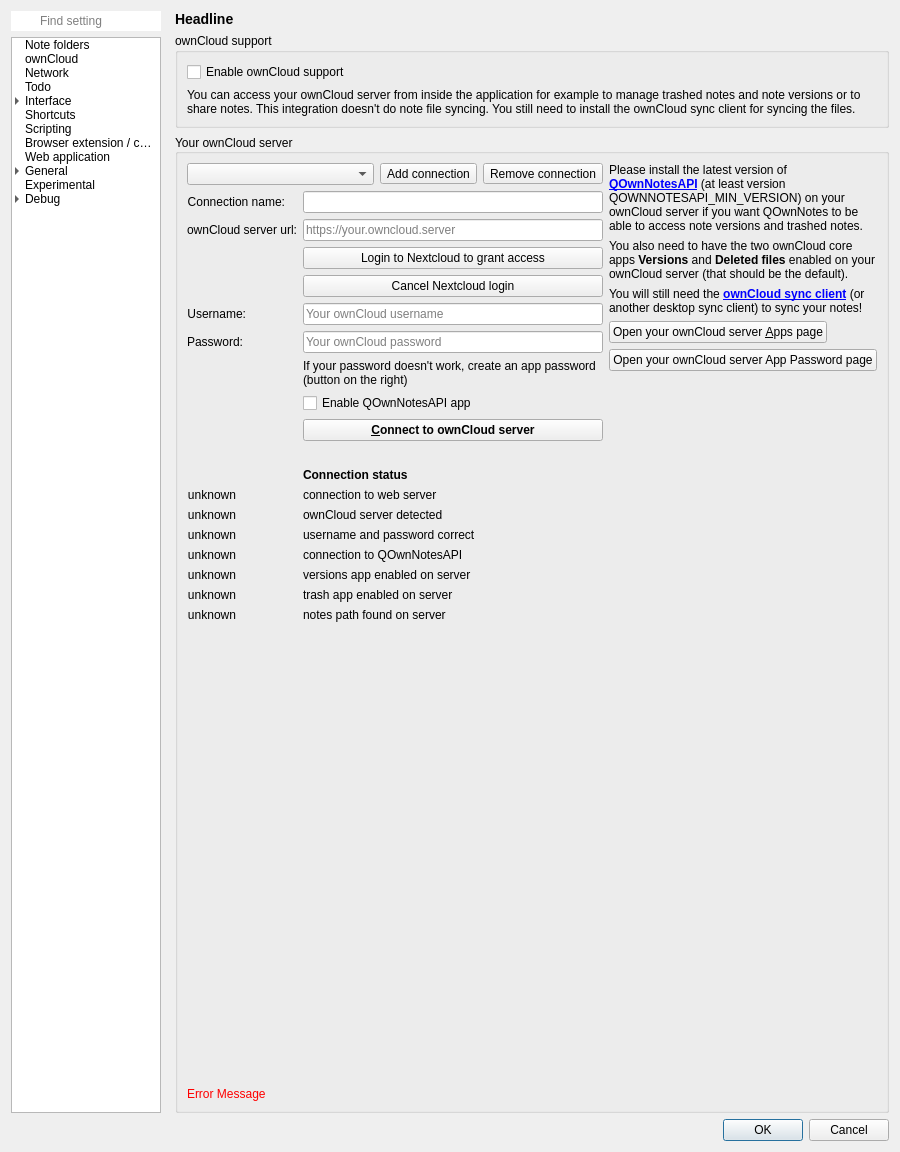
Above: src/dialogs/settingsdialog.ui from pbek/QOwnNotes before the change. Below: the same form after it.
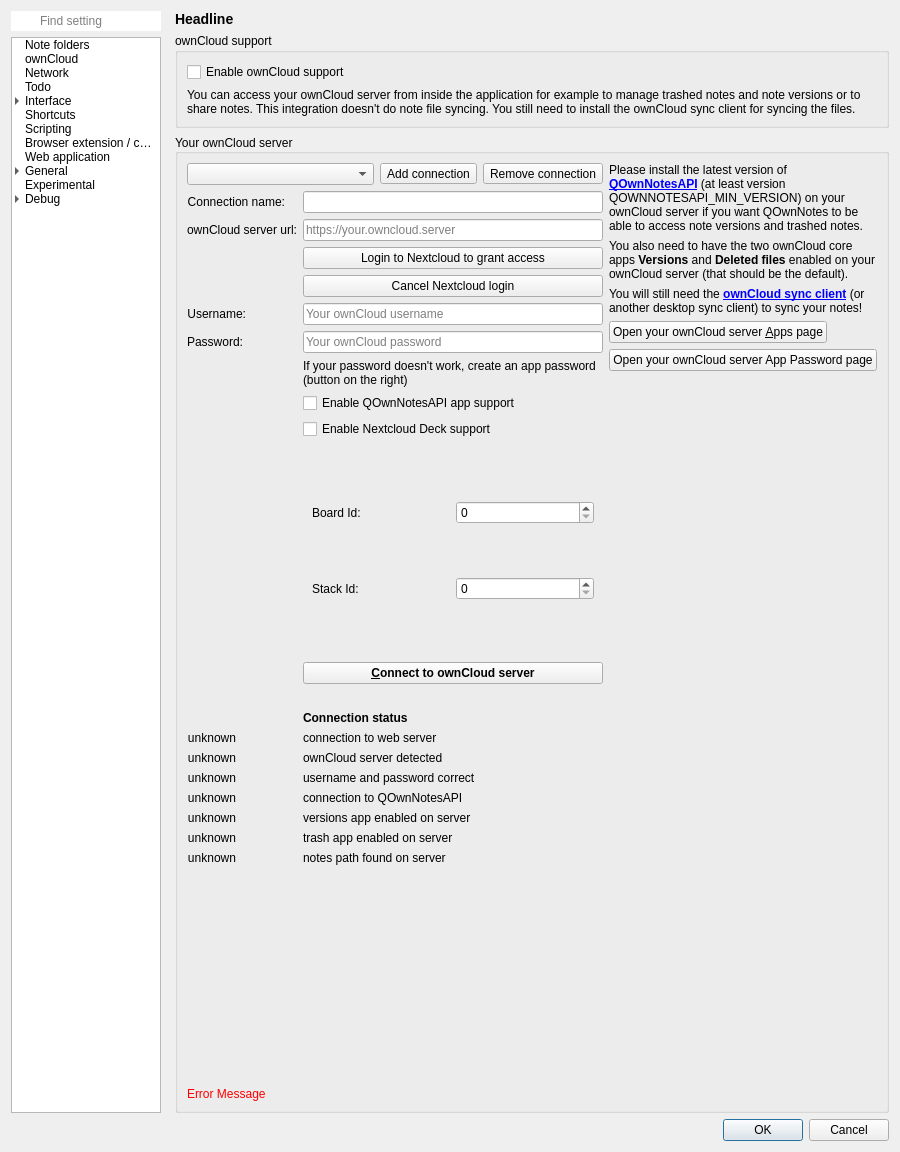
That is the form after the change. The open tabs and pages were chosen to show the change. Icons and pictures are not drawn. Custom widgets are drawn as their Qt base class.

Commit message: #2789 add: Nextcloud Deck settings and basic dialog

Patch:
```diff
--- a/src/dialogs/settingsdialog.ui
+++ b/src/dialogs/settingsdialog.ui
@@ -1231,7 +1231,7 @@
                     </property>
                    </widget>
                   </item>
-                  <item row="11" column="1">
+                  <item row="13" column="1">
                    <widget class="QPushButton" name="connectButton">
                     <property name="sizePolicy">
                      <sizepolicy hsizetype="Minimum" vsizetype="Fixed">
@@ -1260,7 +1260,7 @@
                     </property>
                    </widget>
                   </item>
-                  <item row="13" column="1">
+                  <item row="15" column="1">
                    <widget class="QLabel" name="okLabelStatus">
                     <property name="sizePolicy">
                      <sizepolicy hsizetype="Preferred" vsizetype="Fixed">
@@ -1276,7 +1276,7 @@
                     </property>
                    </widget>
                   </item>
-                  <item row="14" column="0">
+                  <item row="16" column="0">
                    <widget class="QLabel" name="ok1Label">
                     <property name="text">
                      <string>unknown</string>
@@ -1286,14 +1286,14 @@
                     </property>
                    </widget>
                   </item>
-                  <item row="14" column="1">
+                  <item row="16" column="1">
                    <widget class="QLabel" name="check1Label">
                     <property name="text">
                      <string>connection to web server</string>
                     </property>
                    </widget>
                   </item>
-                  <item row="15" column="0">
+                  <item row="17" column="0">
                    <widget class="QLabel" name="ok2Label">
                     <property name="text">
                      <string>unknown</string>
@@ -1303,14 +1303,14 @@
                     </property>
                    </widget>
                   </item>
-                  <item row="15" column="1">
+                  <item row="17" column="1">
                    <widget class="QLabel" name="check2Label">
                     <property name="text">
                      <string>ownCloud server detected</string>
                     </property>
                    </widget>
                   </item>
-                  <item row="16" column="0">
+                  <item row="18" column="0">
                    <widget class="QLabel" name="ok3Label">
                     <property name="text">
                      <string>unknown</string>
@@ -1320,14 +1320,14 @@
                     </property>
                    </widget>
                   </item>
-                  <item row="16" column="1">
+                  <item row="18" column="1">
                    <widget class="QLabel" name="check3Label">
                     <property name="text">
                      <string>username and password correct</string>
                     </property>
                    </widget>
                   </item>
-                  <item row="17" column="0">
+                  <item row="19" column="0">
                    <widget class="QLabel" name="ok4Label">
                     <property name="text">
                      <string>unknown</string>
@@ -1337,14 +1337,14 @@
                     </property>
                    </widget>
                   </item>
-                  <item row="17" column="1">
+                  <item row="19" column="1">
                    <widget class="QLabel" name="check4Label">
                     <property name="text">
                      <string>connection to QOwnNotesAPI</string>
                     </property>
                    </widget>
                   </item>
-                  <item row="18" column="0">
+                  <item row="20" column="0">
                    <widget class="QLabel" name="ok6Label">
                     <property name="text">
                      <string>unknown</string>
@@ -1354,14 +1354,14 @@
                     </property>
                    </widget>
                   </item>
-                  <item row="18" column="1">
+                  <item row="20" column="1">
                    <widget class="QLabel" name="check6Label">
                     <property name="text">
                      <string>versions app enabled on server</string>
                     </property>
                    </widget>
                   </item>
-                  <item row="19" column="0">
+                  <item row="21" column="0">
                    <widget class="QLabel" name="ok7Label">
                     <property name="text">
                      <string>unknown</string>
@@ -1371,14 +1371,14 @@
                     </property>
                    </widget>
                   </item>
-                  <item row="19" column="1">
+                  <item row="21" column="1">
                    <widget class="QLabel" name="check7Label">
                     <property name="text">
                      <string>trash app enabled on server</string>
                     </property>
                    </widget>
                   </item>
-                  <item row="20" column="0">
+                  <item row="22" column="0">
                    <widget class="QLabel" name="ok8Label">
                     <property name="text">
                      <string>unknown</string>
@@ -1388,7 +1388,7 @@
                     </property>
                    </widget>
                   </item>
-                  <item row="20" column="1">
+                  <item row="22" column="1">
                    <widget class="QLabel" name="check8Label">
                     <property name="toolTip">
                      <string>You will find this path in the &lt;i&gt;Nextcloud / ownCloud&lt;/i&gt; settings</string>
@@ -1401,7 +1401,7 @@
                     </property>
                    </widget>
                   </item>
-                  <item row="21" column="1">
+                  <item row="23" column="1">
                    <spacer name="verticalSpacer_2">
                     <property name="orientation">
                      <enum>Qt::Vertical</enum>
@@ -1414,7 +1414,7 @@
                     </property>
                    </spacer>
                   </item>
-                  <item row="12" column="1">
+                  <item row="14" column="1">
                    <spacer name="verticalSpacer_18">
                     <property name="orientation">
                      <enum>Qt::Vertical</enum>
@@ -1433,7 +1433,7 @@
                   <item row="10" column="1">
                    <widget class="QCheckBox" name="appQOwnNotesAPICheckBox">
                     <property name="text">
-                     <string>Enable QOwnNotesAPI app</string>
+                     <string>Enable QOwnNotesAPI app support</string>
                     </property>
                    </widget>
                   </item>
@@ -1478,6 +1478,45 @@
                     </property>
                    </widget>
                   </item>
+                  <item row="11" column="1">
+                   <widget class="QCheckBox" name="appNextcloudDeckCheckBox">
+                    <property name="text">
+                     <string>Enable Nextcloud Deck support</string>
+                    </property>
+                   </widget>
+                  </item>
+                  <item row="12" column="1">
+                   <widget class="QFrame" name="nextcloudDeckFrame">
+                    <property name="sizePolicy">
+                     <sizepolicy hsizetype="MinimumExpanding" vsizetype="MinimumExpanding">
+                      <horstretch>0</horstretch>
+                      <verstretch>0</verstretch>
+                     </sizepolicy>
+                    </property>
+                    <layout class="QGridLayout" name="gridLayout_83">
+                     <item row="0" column="1">
+                      <widget class="QSpinBox" name="nextcloudDeckBoardSpinBox"/>
+                     </item>
+                     <item row="0" column="0">
+                      <widget class="QLabel" name="nextcloudDeckBoardLabel">
+                       <property name="text">
+                        <string>Board Id:</string>
+                       </property>
+                      </widget>
+                     </item>
+                     <item row="1" column="0">
+                      <widget class="QLabel" name="nextcloudDeckStackLabel">
+                       <property name="text">
+                        <string>Stack Id:</string>
+                       </property>
+                      </widget>
+                     </item>
+                     <item row="1" column="1">
+                      <widget class="QSpinBox" name="nextcloudDeckStackSpinBox"/>
+                     </item>
+                    </layout>
+                   </widget>
+                  </item>
                  </layout>
                 </item>
                </layout>
```
The commit also changes 11 other files.
